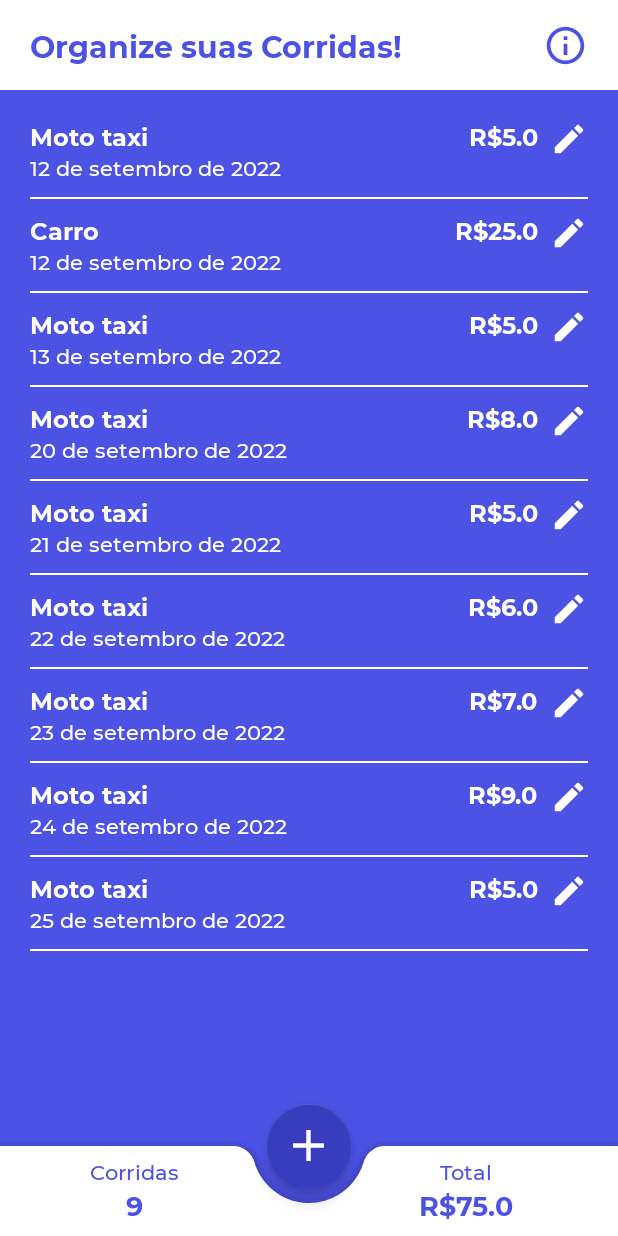
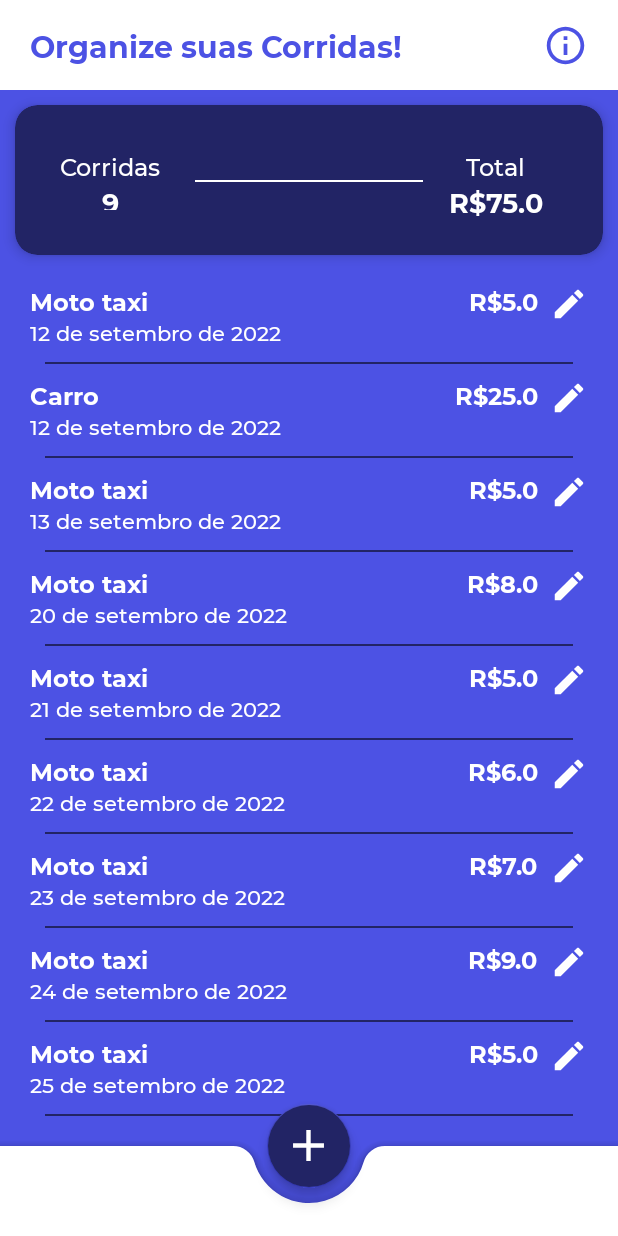
Before and after one commit to guilhermerauj0/Corridas, an Android app: the screen it shows after launch (MainActivity), on a phone screen of 412 x 824 dp. Run offline under Robolectric (Android 15) with nearby library versions, the phone set to English and light mode, and no system bars.

Commit message:
update main activity design

```diff
--- a/app/build.gradle
+++ b/app/build.gradle
@@ -41,7 +41,7 @@ dependencies {
     implementation 'androidx.appcompat:appcompat:1.4.1'
     implementation 'com.google.android.material:material:1.5.0'
     implementation 'androidx.constraintlayout:constraintlayout:2.1.3'
-    implementation 'com.google.android.material:material:1.6.0-alpha02'
+    implementation 'com.google.android.material:material:1.6.0-alpha03'
     implementation 'androidx.recyclerview:recyclerview:1.2.1'
     implementation 'androidx.core:core-splashscreen:1.0.0-beta01'
     testImplementation 'junit:junit:4.+'
--- /dev/null
+++ b/app/src/main/res/drawable/ic_arrow_back.xml
@@ -0,0 +1,5 @@
+<vector android:height="24dp" android:tint="@color/blueprincipal"
+    android:viewportHeight="24" android:viewportWidth="24"
+    android:width="24dp" xmlns:android="http://schemas.android.com/apk/res/android">
+    <path android:fillColor="@android:color/white" android:pathData="M17.77,3.77l-1.77,-1.77l-10,10l10,10l1.77,-1.77l-8.23,-8.23z"/>
+</vector>
--- a/app/src/main/res/layout/activity_main.xml
+++ b/app/src/main/res/layout/activity_main.xml
@@ -38,14 +38,87 @@
 
     </androidx.constraintlayout.widget.ConstraintLayout>
 
+    <androidx.cardview.widget.CardView
+        android:layout_width="match_parent"
+        android:layout_height="100dp"
+        android:id="@+id/cv_info_total"
+        app:layout_constraintTop_toBottomOf="@+id/main_action_bar"
+        android:backgroundTint="@color/blueescuro"
+        app:cardCornerRadius="15dp"
+        android:layout_margin="10dp"
+        app:cardElevation="5dp">
+
+        <LinearLayout
+            android:layout_width="wrap_content"
+            android:layout_height="wrap_content"
+            android:orientation="vertical"
+            android:layout_margin="30dp"
+            android:gravity="center"
+            android:layout_gravity="start">
+
+            <TextView
+                android:layout_width="wrap_content"
+                android:layout_height="wrap_content"
+                android:text="Corridas"
+                android:textSize="16sp"
+                android:fontFamily="@font/montserratmedium"
+                android:textColor="@color/white"/>
+
+            <TextView
+                android:layout_width="wrap_content"
+                android:layout_height="wrap_content"
+                android:text="2"
+                android:id="@+id/race_total_qtd"
+                android:textSize="18sp"
+                android:fontFamily="@font/montserratbold"
+                android:textColor="@color/white"/>
+        </LinearLayout>
+
+        <com.google.android.material.divider.MaterialDivider
+            android:layout_width="match_parent"
+            android:layout_height="wrap_content"
+            app:dividerThickness="1dp"
+            android:layout_marginTop="50dp"
+            android:layout_marginHorizontal="120dp"
+            app:dividerColor="@color/white"/>
+
+
+        <LinearLayout
+            android:layout_width="wrap_content"
+            android:layout_height="wrap_content"
+            android:orientation="vertical"
+            android:layout_gravity="end"
+            android:layout_marginTop="30dp"
+            android:layout_marginEnd="40dp"
+            android:gravity="center">
+            <TextView
+                android:layout_width="wrap_content"
+                android:layout_height="wrap_content"
+                android:text="Total"
+                android:textSize="16sp"
+                android:textColor="@color/white"
+                android:fontFamily="@font/montserratmedium"/>
+
+            <TextView
+                android:layout_width="wrap_content"
+                android:layout_height="wrap_content"
+                android:text="R$"
+                android:id="@+id/race_total_price"
+                android:textSize="18sp"
+                android:fontFamily="@font/montserratbold"
+                android:textColor="@color/white"/>
+        </LinearLayout>
+
+    </androidx.cardview.widget.CardView>
+
+
     <androidx.recyclerview.widget.RecyclerView
         android:id="@+id/main_rv_race"
         android:layout_width="match_parent"
         android:layout_height="0dp"
         android:paddingTop="10dp"
-        app:layout_constraintStart_toStartOf="parent"
-        app:layout_constraintTop_toBottomOf="@+id/main_action_bar"
-        app:layout_constraintEnd_toEndOf="parent"
+        app:layout_constraintTop_toBottomOf="@+id/cv_info_total"
+        app:layout_constraintBottom_toBottomOf="parent"
         tools:itemCount="100"
         tools:listitem="@layout/race_info" />
 
@@ -65,60 +138,6 @@
             app:fabAlignmentMode="center"
             android:layout_gravity="bottom"
             android:backgroundTint="@color/white">
-
-            <LinearLayout
-                android:layout_width="wrap_content"
-                android:layout_height="wrap_content"
-                android:orientation="vertical"
-                android:layout_marginStart="60dp"
-                android:gravity="center"
-                android:layout_gravity="start">
-
-                <TextView
-                    android:layout_width="wrap_content"
-                    android:layout_height="wrap_content"
-                    android:text="Corridas"
-                    android:fontFamily="@font/montserratmedium"
-                    android:textColor="@color/blueprincipal"/>
-
-                <TextView
-                    android:layout_width="wrap_content"
-                    android:layout_height="wrap_content"
-                    android:text="2"
-                    android:id="@+id/race_total_qtd"
-                    android:textSize="18sp"
-                    android:fontFamily="@font/montserratbold"
-                    android:textColor="@color/blueprincipal"/>
-            </LinearLayout>
-
-
-            <LinearLayout
-                android:layout_width="wrap_content"
-                android:layout_height="wrap_content"
-                android:orientation="vertical"
-                android:layout_gravity="end"
-                android:layout_marginRight="70dp"
-                android:layout_marginBottom="5dp"
-                android:gravity="center"
-                android:layout_marginLeft="100dp">
-                <TextView
-                    android:layout_width="wrap_content"
-                    android:layout_height="wrap_content"
-                    android:text="Total"
-                    android:textColor="@color/blueprincipal"
-                    android:fontFamily="@font/montserratmedium"/>
-
-                <TextView
-                    android:layout_width="wrap_content"
-                    android:layout_height="wrap_content"
-                    android:text="R$"
-                    android:id="@+id/race_total_price"
-                    android:textSize="18sp"
-                    android:fontFamily="@font/montserratbold"
-                    android:textColor="@color/blueprincipal"/>
-            </LinearLayout>
-
-
         </com.google.android.material.bottomappbar.BottomAppBar>
 
         <com.google.android.material.floatingactionbutton.FloatingActionButton
@@ -126,6 +145,7 @@
             android:layout_height="wrap_content"
             android:id="@+id/fab_add_race"
             android:src="@drawable/ic_baseline_add_24"
+            android:backgroundTint="@color/blueescuro"
             app:layout_anchor="@id/bottomAppBar"
             app:maxImageSize="35dp"
             android:contentDescription="Criar Registro" />
--- a/app/src/main/res/layout/race_info.xml
+++ b/app/src/main/res/layout/race_info.xml
@@ -54,7 +54,8 @@
         android:layout_width="match_parent"
         android:layout_height="wrap_content"
         app:dividerThickness="1dp"
-        app:dividerColor="@color/white"
+        app:dividerColor="@color/blueescuro"
+        android:layout_marginHorizontal="10dp"
         app:layout_constraintBottom_toBottomOf="parent"
         app:layout_constraintTop_toBottomOf="@+id/raceDate"
         android:layout_marginTop="10dp"/>
--- a/app/src/main/res/values/colors.xml
+++ b/app/src/main/res/values/colors.xml
@@ -4,6 +4,7 @@
     <color name="purple_500">#FF6200EE</color>
     <color name="bluesecundario">#383DBD</color>
     <color name="blueprincipal">#4C52E4</color>
+    <color name="blueescuro">#222465</color>
     <color name="teal_200">#FF03DAC5</color>
     <color name="teal_700">#FF018786</color>
     <color name="black">#FF000000</color>
```
Also changed, not shown: app/src/main/res/layout/activity_race_add.xml (+34 -1 lines).
